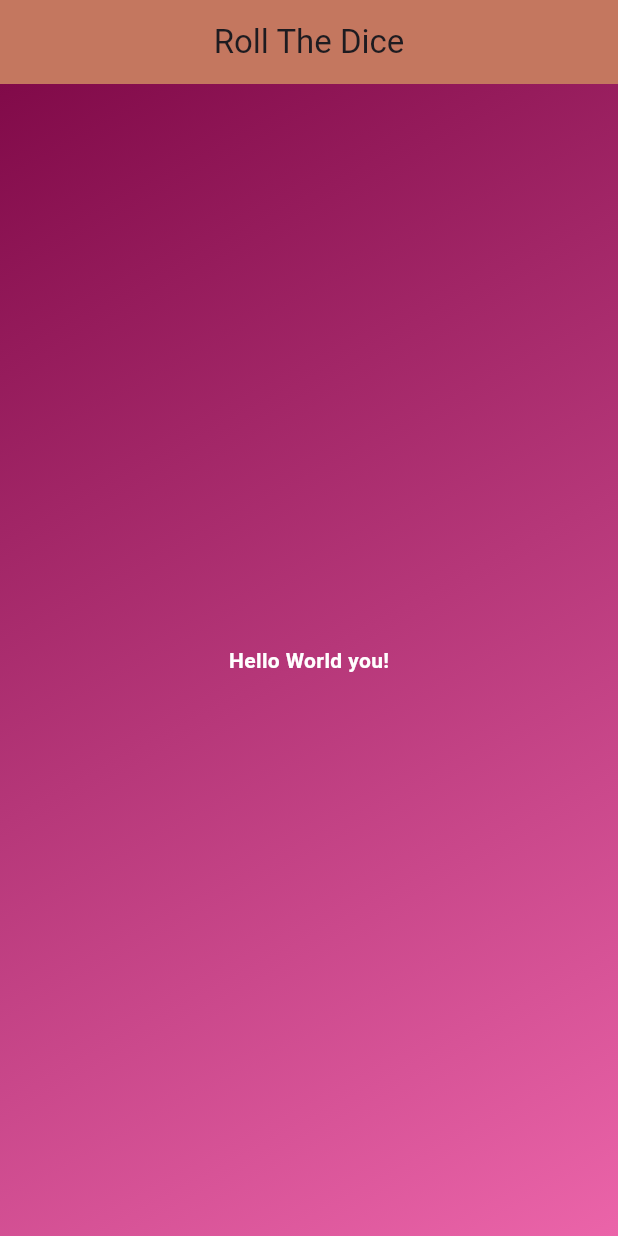
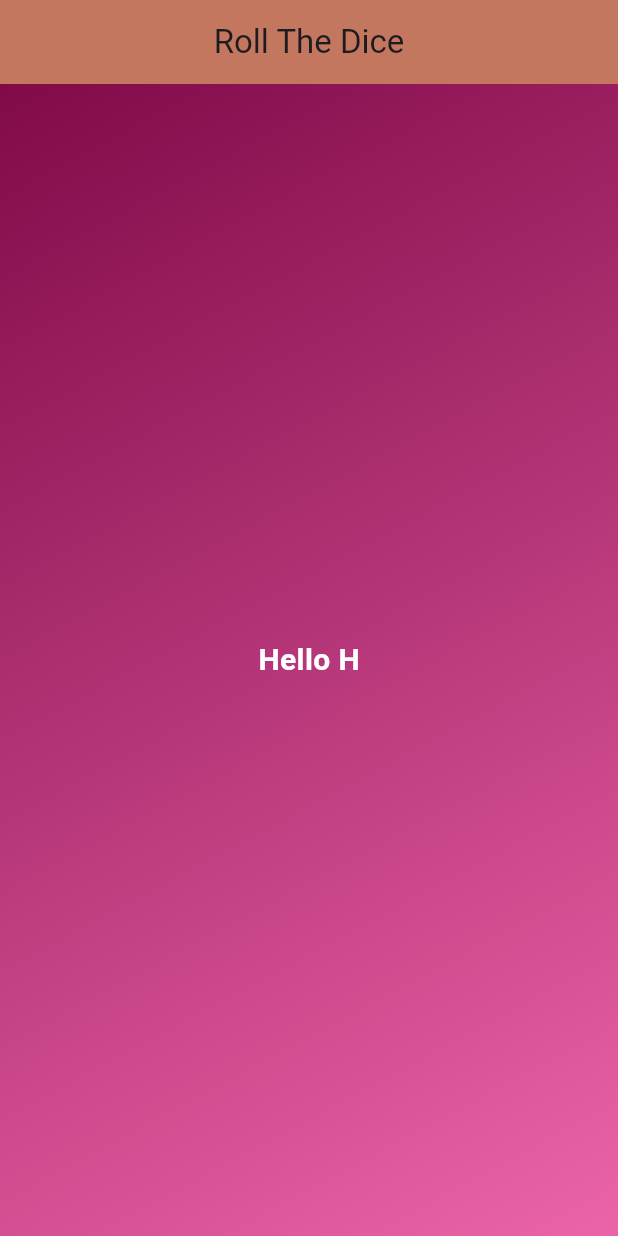
Before and after one commit to Saimur88/Roll_Dice, a Flutter app: the screen it shows after launch, on a phone screen of 412 x 824 dp. Run offline on Flutter 3.47's test engine with Material 3 defaults, Android fonts, the phone set to English and light mode, and no system bars.

Commit message:
Broke the classes and made dynamic

```diff
--- /dev/null
+++ b/lib/gradient_container.dart
@@ -0,0 +1,26 @@
+import 'package:flutter/material.dart';
+import 'package:roll_dice/styled_text.dart';
+
+class GradiantContainer extends StatelessWidget{
+  const GradiantContainer({super.key});
+  @override
+  Widget build(context) {
+    return Container(
+      decoration: BoxDecoration(
+        gradient: LinearGradient(
+          colors: [
+            Color.fromARGB(255, 129, 10, 73),
+            Color.fromARGB(255, 235, 100, 169),
+          ],
+          begin: Alignment.topLeft,
+          end: Alignment.bottomRight,
+
+        ),
+      ),
+      child:Center(
+        child: StyledText("Hello H"),
+      ),
+    );
+  }
+
+}
--- a/lib/main.dart
+++ b/lib/main.dart
@@ -1,4 +1,5 @@
 import 'package:flutter/material.dart';
+import 'gradient_container.dart';
 
 void main(){
   runApp(MyApp());
@@ -21,31 +22,3 @@ class MyApp extends StatelessWidget {
     );
   }
 }
-
-
-class GradiantContainer extends StatelessWidget{
-  const GradiantContainer({super.key});
-  @override
-  Widget build(context) {
-   return Container(
-     decoration: BoxDecoration(
-       gradient: LinearGradient(
-           colors: [
-             Color.fromARGB(255, 129, 10, 73),
-             Color.fromARGB(255, 235, 100, 169),
-           ],
-         begin: Alignment.topLeft,
-         end: Alignment.bottomRight,
-
-       ),
-     ),
-      child: const Center(
-        child: Text("Hello World you!",style: TextStyle(
-          color: Colors.white,
-          fontWeight: FontWeight.bold,
-        ),),
-      ),
-    );
-  }
-
-}
--- /dev/null
+++ b/lib/styled_text.dart
@@ -0,0 +1,17 @@
+import 'package:flutter/material.dart';
+
+class  StyledText extends StatelessWidget {
+  const StyledText(this.text,{super.key});
+
+  final String text;
+
+  @override
+  Widget build(BuildContext context) {
+    return Text(text,
+      style: const TextStyle(
+      color: Colors.white,
+      fontWeight: FontWeight.bold,
+        fontSize: 20,
+    ),);
+  }
+}
--- a/pubspec.yaml
+++ b/pubspec.yaml
@@ -58,9 +58,8 @@ flutter:
   uses-material-design: true
 
   # To add assets to your application, add an assets section, like this:
-  # assets:
-  #   - images/a_dot_burr.jpeg
-  #   - images/a_dot_ham.jpeg
+  assets:
+    - assets/images/
 
   # An image asset can refer to one or more resolution-specific "variants", see
   # https://flutter.dev/to/resolution-aware-images
```
Also changed, not shown: assets/images/dice-1.png (added), assets/images/dice-2.png (added), assets/images/dice-3.png (added), assets/images/dice-4.png (added), assets/images/dice-5.png (added), assets/images/dice-6.png (added).
